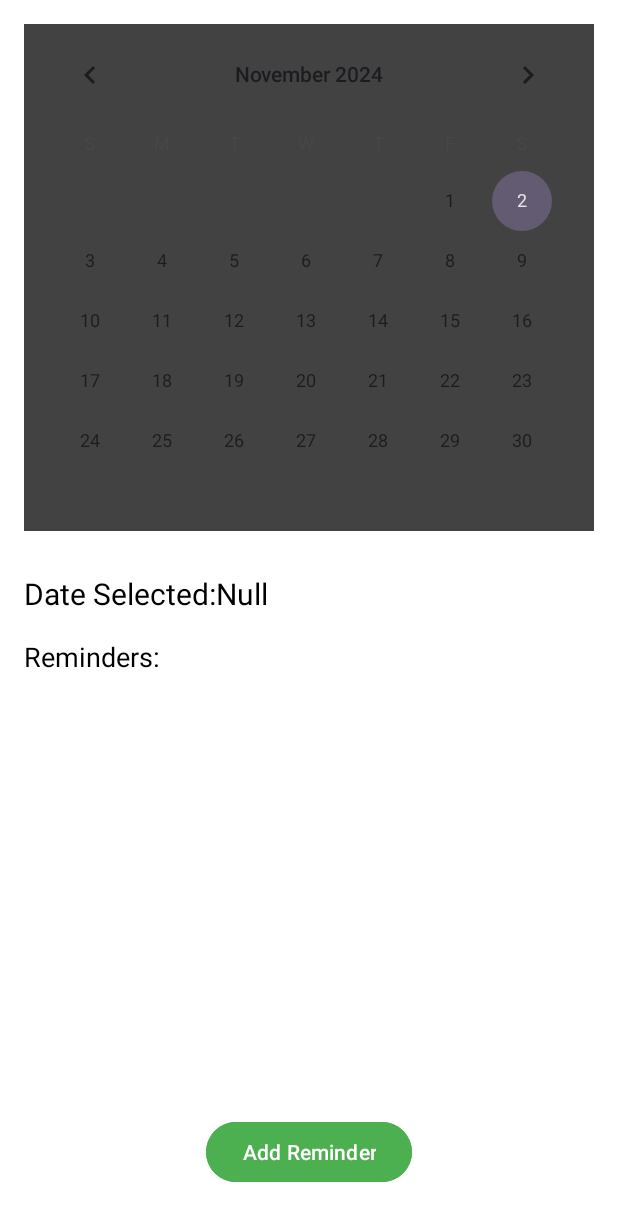
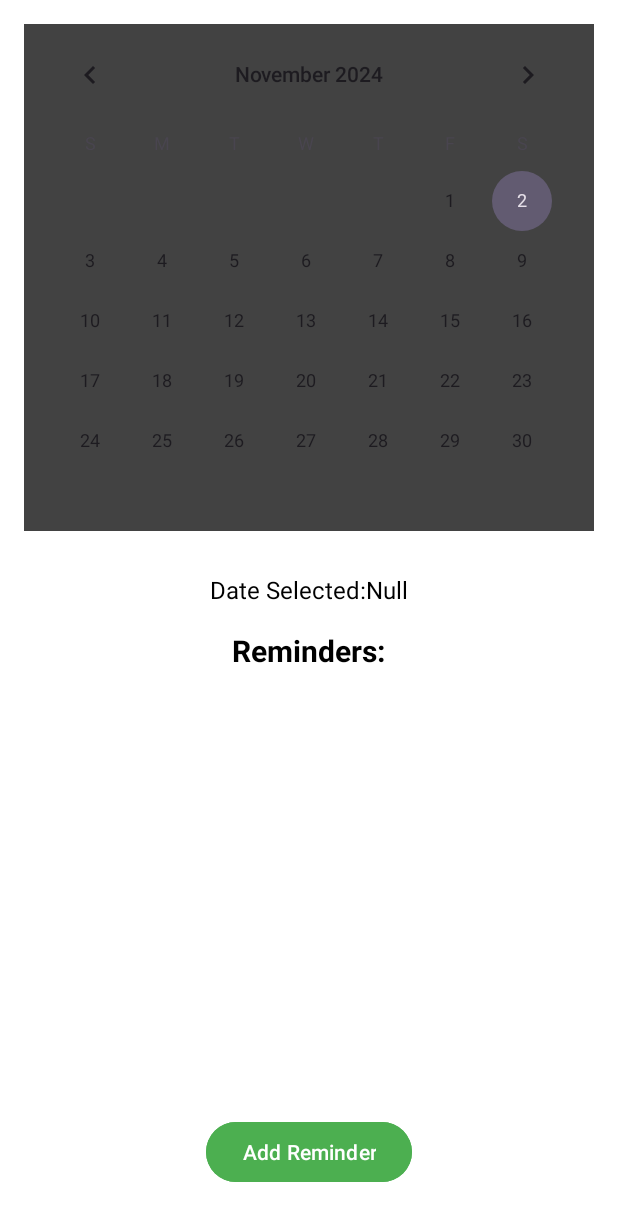
Before and after one commit to ST10191686/KashDaddy, an Android app: the RemindersActivity screen opened directly, with no data from a screen before it, on a phone screen of 412 x 824 dp. Shown: the top 1221 px of the screen. Run offline under Robolectric (Android 15) with nearby library versions, the phone set to English and light mode, and no system bars; our stand-ins replace Firebase (no records; nobody signed in at launch, a user with empty details on screens opened directly).

Commit message:
reworked reminders layout

```diff
--- a/app/src/main/res/layout/activity_reminders.xml
+++ b/app/src/main/res/layout/activity_reminders.xml
@@ -1,5 +1,4 @@
 <?xml version="1.0" encoding="utf-8"?>
-
 <RelativeLayout xmlns:android="http://schemas.android.com/apk/res/android"
     xmlns:tools="http://schemas.android.com/tools"
     android:layout_width="match_parent"
@@ -7,43 +6,48 @@
     android:padding="16dp"
     android:background="#FFFFFF">
 
+    <!-- Calendar View for Date Selection -->
     <CalendarView
         android:id="@+id/calendarView"
         android:layout_width="match_parent"
         android:layout_height="wrap_content"
-        android:background="@color/cardview_dark_background"
         android:layout_centerHorizontal="true"
-        android:layout_marginBottom="16dp" />
+        android:layout_marginBottom="16dp"
+        android:background="@color/cardview_dark_background" />
 
-
+    <!-- Selected Date Text -->
     <TextView
         android:id="@+id/selectedDateTextView"
         android:layout_width="wrap_content"
         android:layout_height="wrap_content"
         android:layout_below="@id/calendarView"
+        android:layout_centerHorizontal="true"
         android:layout_marginTop="12dp"
-        android:textSize="20sp"
+        android:layout_marginBottom="8dp"
+        android:text="@string/date_selected"
         android:textColor="@color/black"
-        android:text="@string/date_selected"
-        android:layout_marginBottom="8dp" />
+        android:textSize="16sp" />
 
-
+    <!-- Reminders Heading -->
     <TextView
         android:id="@+id/RemindersTextView"
         android:layout_width="wrap_content"
         android:layout_height="wrap_content"
         android:layout_below="@id/selectedDateTextView"
+        android:layout_centerHorizontal="true"
         android:layout_marginTop="8dp"
         android:text="@string/reminders"
-        android:textSize="18sp"
-        android:textColor="@color/black" />
+        android:textColor="@color/black"
+        android:textSize="20sp"
+        android:textStyle="bold" />
 
+    <!-- Scrollable Container for Reminders -->
     <ScrollView
         android:id="@+id/scrollView"
         android:layout_width="match_parent"
         android:layout_height="0dp"
+        android:layout_below="@id/RemindersTextView"
         android:layout_above="@id/addReminderButton"
-        android:layout_below="@id/RemindersTextView"
         android:layout_marginTop="8dp"
         android:layout_marginBottom="8dp">
 
@@ -53,55 +57,98 @@
             android:layout_height="wrap_content"
             android:orientation="vertical"
             android:padding="8dp">
+
+            <!-- Individual Reminder Item (Card Layout) -->
+            <LinearLayout
+                android:layout_width="match_parent"
+                android:layout_height="wrap_content"
+                android:orientation="vertical"
+                android:padding="12dp"
+                android:layout_marginBottom="8dp">
+
+                <!-- Reminder Title -->
+                <TextView
+                    android:id="@+id/reminderTitle"
+                    android:layout_width="wrap_content"
+                    android:layout_height="wrap_content"
+                    android:text="Goal Title"
+                    android:textSize="18sp"
+                    android:textColor="@color/black"
+                    android:textStyle="bold" />
+
+                <!-- Amount Required -->
+                <TextView
+                    android:id="@+id/reminderAmount"
+                    android:layout_width="wrap_content"
+                    android:layout_height="wrap_content"
+                    android:text="Amount Needed: $0.00"
+                    android:textSize="16sp"
+                    android:textColor="@color/black"
+                    android:layout_marginTop="4dp" />
+
+                <!-- Due Date -->
+                <TextView
+                    android:id="@+id/reminderDueDate"
+                    android:layout_width="wrap_content"
+                    android:layout_height="wrap_content"
+                    android:text="Due Date: 01/01/2024"
+                    android:textSize="16sp"
+                    android:textColor="@color/black"
+                    android:layout_marginTop="4dp" />
+
+            </LinearLayout>
+
         </LinearLayout>
     </ScrollView>
 
-
+    <!-- Add Reminder Button -->
     <Button
         android:id="@+id/addReminderButton"
         android:layout_width="wrap_content"
         android:layout_height="wrap_content"
-        android:text="@string/add_reminder"
-        android:textColor="@color/white"
-        android:backgroundTint="@color/light_green"
         android:layout_alignParentBottom="true"
         android:layout_centerHorizontal="true"
-        android:layout_margin="16dp" />
+        android:layout_margin="16dp"
+        android:backgroundTint="@color/light_green"
+        android:text="@string/add_reminder"
+        android:textColor="@color/white" />
 
+    <!-- Reminder Form for Adding New Reminder -->
     <LinearLayout
         android:id="@+id/reminderForm"
         android:layout_width="match_parent"
         android:layout_height="wrap_content"
+        android:layout_above="@id/addReminderButton"
+        android:background="@android:color/darker_gray"
         android:orientation="vertical"
-        android:visibility="gone"
         android:padding="16dp"
-        android:background="@android:color/darker_gray"
-        android:layout_above="@id/addReminderButton">
+        android:visibility="gone">
 
         <EditText
             android:id="@+id/reminderTitleEditText"
             android:layout_width="match_parent"
             android:layout_height="wrap_content"
-            android:textColor="@color/black"
-            android:hint="@string/reminder_title" />
+            android:hint="@string/reminder_title"
+            android:textColor="@color/black" />
 
         <EditText
             android:id="@+id/reminderAmountEditText"
             android:layout_width="match_parent"
             android:layout_height="wrap_content"
+            android:layout_marginTop="8dp"
             android:hint="@string/amount_needed"
-            android:textColor="@color/black"
             android:inputType="numberDecimal"
-            android:layout_marginTop="8dp" />
+            android:textColor="@color/black" />
 
         <Button
             android:id="@+id/saveReminderButton"
             android:layout_width="wrap_content"
             android:layout_height="wrap_content"
+            android:layout_gravity="end"
+            android:layout_marginTop="16dp"
+            android:backgroundTint="@color/light_green"
             android:text="@string/save"
-            android:textColor="@color/white"
-            android:backgroundTint="@color/light_green"
-            android:layout_gravity="end"
-            android:layout_marginTop="16dp" />
+            android:textColor="@color/white" />
     </LinearLayout>
+
 </RelativeLayout>
```
